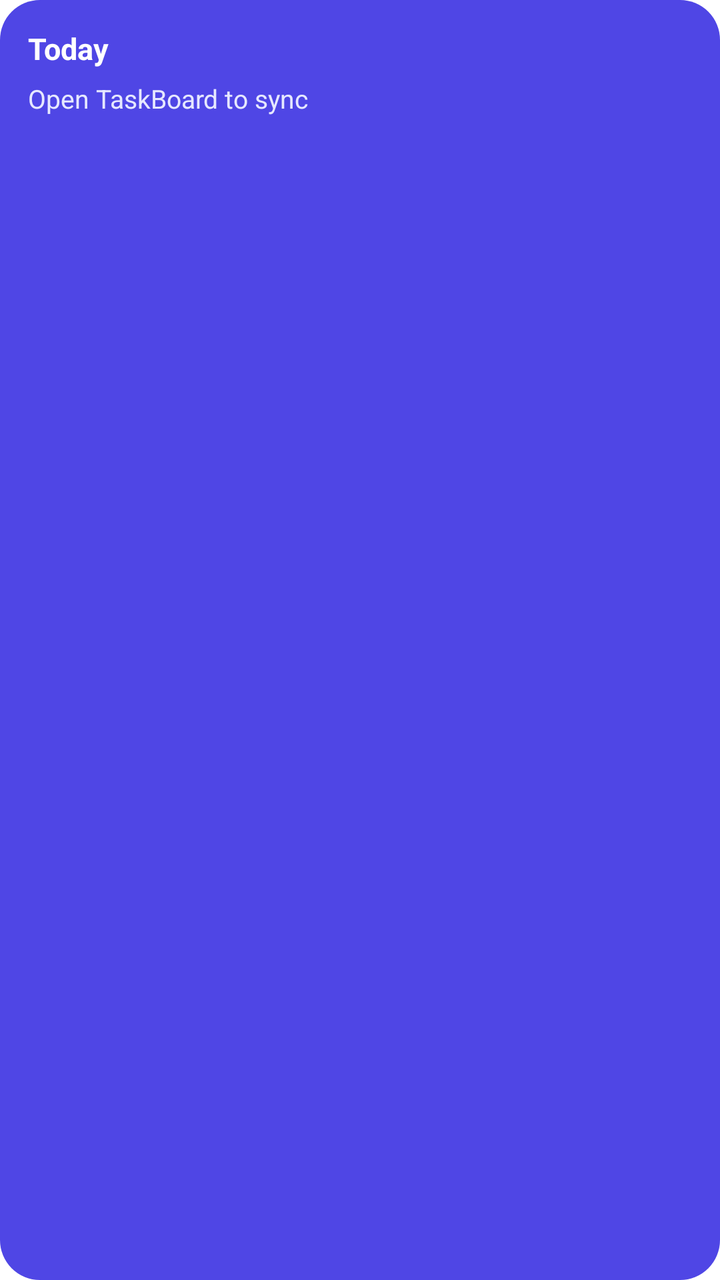
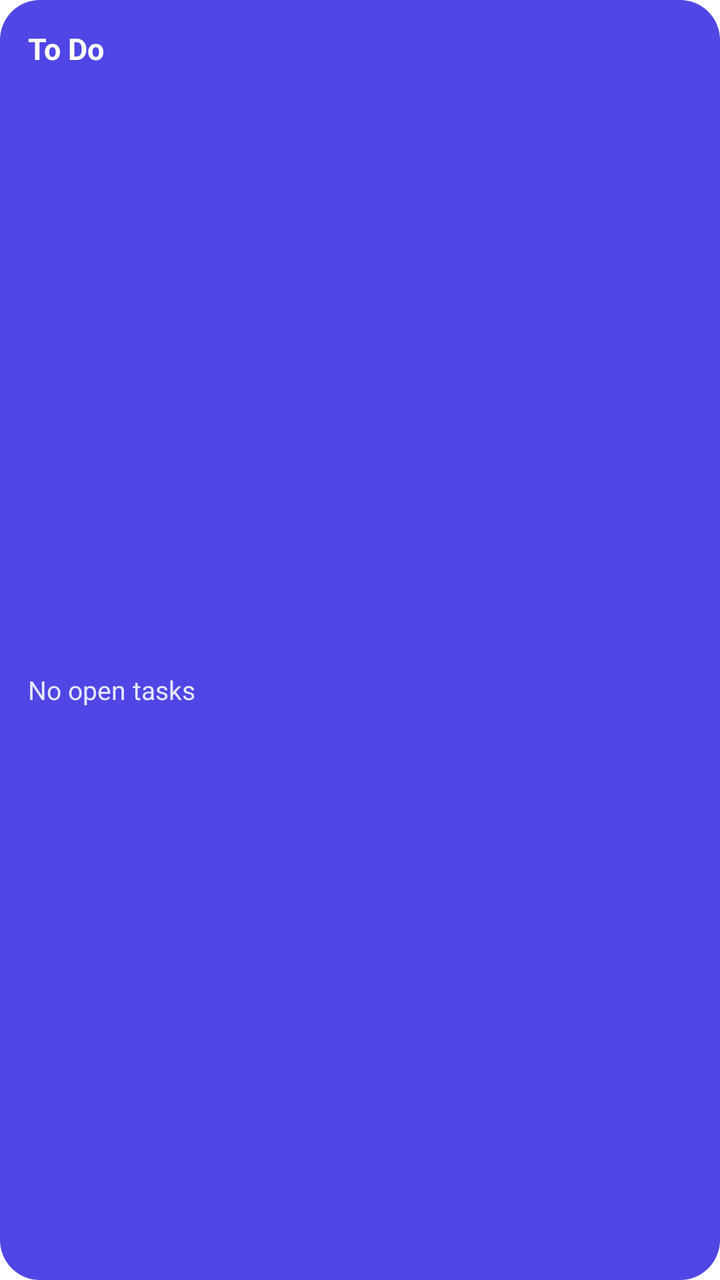

An Android layout rendered at two revisions. The XML below is the earlier revision; the diff shows what the commit changed to produce the second picture.
<!-- AndroidManifest.xml: fallback theme Theme.MaterialComponents.DayNight.NoActionBar -->
<!-- res/layout/taskboard_widget.xml -->
<?xml version="1.0" encoding="utf-8"?>
<LinearLayout xmlns:android="http://schemas.android.com/apk/res/android"
    android:id="@+id/widget_root"
    android:layout_width="match_parent"
    android:layout_height="match_parent"
    android:background="@drawable/widget_background"
    android:orientation="vertical"
    android:padding="14dp">

    <TextView
        android:id="@+id/widget_title"
        android:layout_width="wrap_content"
        android:layout_height="wrap_content"
        android:text="Today"
        android:textColor="#FFFFFF"
        android:textSize="15sp"
        android:textStyle="bold" />

    <TextView
        android:id="@+id/widget_lines"
        android:layout_width="match_parent"
        android:layout_height="wrap_content"
        android:layout_marginTop="6dp"
        android:ellipsize="end"
        android:lineSpacingExtra="3dp"
        android:text="Open TaskBoard to sync"
        android:textColor="#E6E8FF"
        android:textSize="13sp" />
</LinearLayout>
<!-- resources referenced by this layout -->
<resources>
  <!-- drawable widget_background (drawable) -->
  <?xml version="1.0" encoding="utf-8"?>
  <shape xmlns:android="http://schemas.android.com/apk/res/android" android:shape="rectangle">
      <solid android:color="#4F46E5" />
      <corners android:radius="20dp" />
  </shape>
</resources>

<!-- the commit's change to res/layout/taskboard_widget.xml (unified diff, before → after) -->
@@ -11,19 +11,27 @@
         android:id="@+id/widget_title"
         android:layout_width="wrap_content"
         android:layout_height="wrap_content"
-        android:text="Today"
+        android:text="To Do"
         android:textColor="#FFFFFF"
         android:textSize="15sp"
         android:textStyle="bold" />
 
+    <ListView
+        android:id="@+id/widget_list"
+        android:layout_width="match_parent"
+        android:layout_height="0dp"
+        android:layout_marginTop="6dp"
+        android:layout_weight="1"
+        android:divider="@null"
+        android:scrollbars="none" />
+
     <TextView
-        android:id="@+id/widget_lines"
+        android:id="@+id/widget_empty"
         android:layout_width="match_parent"
-        android:layout_height="wrap_content"
+        android:layout_height="0dp"
         android:layout_marginTop="6dp"
-        android:ellipsize="end"
-        android:lineSpacingExtra="3dp"
-        android:text="Open TaskBoard to sync"
+        android:layout_weight="1"
+        android:text="No open tasks"
         android:textColor="#E6E8FF"
         android:textSize="13sp" />
 </LinearLayout>
